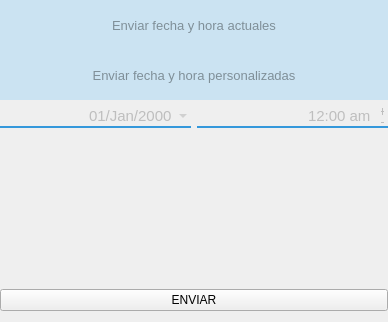
This is configurar_fecha.ui in RiaJ16/H-Tech_SIG as Qt 5 draws it before an edit. The edited form follows.
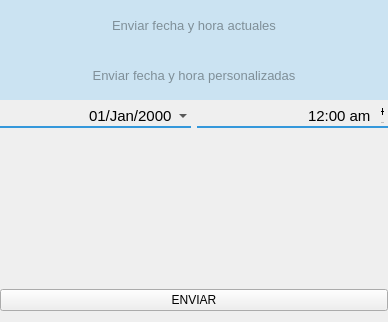
This is the edited form.

What changed in the file:
```diff
--- a/configurar_fecha.ui
+++ b/configurar_fecha.ui
@@ -132,7 +132,7 @@
      <item>
       <widget class="QDateEdit" name="selectorFecha">
        <property name="enabled">
-        <bool>false</bool>
+        <bool>true</bool>
        </property>
        <property name="alignment">
         <set>Qt::AlignRight|Qt::AlignTrailing|Qt::AlignVCenter</set>
@@ -151,7 +151,7 @@
      <item>
       <widget class="QTimeEdit" name="selectorHora">
        <property name="enabled">
-        <bool>false</bool>
+        <bool>true</bool>
        </property>
        <property name="frame">
         <bool>false</bool>
```
Left out of the diff: 2 changed lines with no effect on the pictures.
